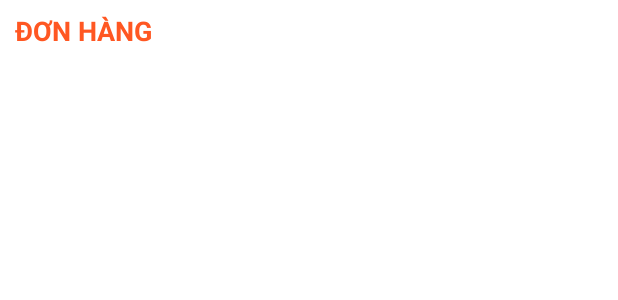
After one commit to DoThanhNhan0701/Appmypham.Clone, an Android app: the layout items_order.xml on its own in the app's theme, with its tools: preview values and no code run, on a phone screen of 412 x 824 dp. The commit adds this screen. Shown: the top 300 px of the screen. Run offline under Robolectric (Android 15) with nearby library versions, the phone set to English and light mode, and no system bars.

Commit message:
Code_update 07/10/2022 - 11:14

```diff
--- a/app/src/main/java/com/example/appbanhang/list_result/CategoryModel.java
+++ b/app/src/main/java/com/example/appbanhang/list_result/CategoryModel.java
@@ -26,7 +26,6 @@ public class CategoryModel {
     }
 
     public List<Category> getResult() {
-//        this.result.add(new Category(1, "test", "note", "https://didongviet.vn/dchannel/wp-content/uploads/2022/01/cute-didongviet.jpg"));
         return result;
     }
 
--- a/app/src/main/java/com/example/appbanhang/model/ItemOrder.java
+++ /dev/null
@@ -1,4 +0,0 @@
-package com.example.appbanhang.model;
-
-public class ItemOrder {
-}
--- a/app/src/main/java/com/example/appbanhang/retrofit/ApiSell.java
+++ b/app/src/main/java/com/example/appbanhang/retrofit/ApiSell.java
@@ -4,6 +4,7 @@ import com.example.appbanhang.list_result.CartModel;
 import com.example.appbanhang.list_result.CategoryModel;
 import com.example.appbanhang.list_result.ProductModel;
 import com.example.appbanhang.list_result.UserModel;
+import com.example.appbanhang.list_result.ViewOrderModel;
 
 import java.util.Date;
 
@@ -72,8 +73,8 @@ public interface ApiSell {
 
     @POST("vieworder.php")
     @FormUrlEncoded
-    Observable<UserModel> getViewOrder(
-            @Field("gmail") int iduser
+    Observable<ViewOrderModel> getViewOrder(
+            @Field("iduser") int iduser
     );
 
 }
--- /dev/null
+++ b/app/src/main/res/layout/items_order.xml
@@ -0,0 +1,26 @@
+<?xml version="1.0" encoding="utf-8"?>
+<LinearLayout
+    xmlns:android="http://schemas.android.com/apk/res/android"
+    android:layout_width="match_parent"
+    android:orientation="vertical"
+
+    android:layout_height="wrap_content">
+    <TextView
+        android:id="@+id/txtNameOrder"
+        android:text="@string/title_cart"
+        android:textColor="#FF5722"
+        android:textSize="18sp"
+        android:paddingTop="8dp"
+        android:paddingBottom="8dp"
+        android:textStyle="bold"
+        android:layout_marginStart="10dp"
+        android:layout_width="match_parent"
+        android:layout_height="wrap_content">
+    </TextView>
+    <androidx.recyclerview.widget.RecyclerView
+        android:id="@+id/recyclerItemOrder"
+        android:layout_width="match_parent"
+        android:layout_height="wrap_content">
+    </androidx.recyclerview.widget.RecyclerView>
+
+</LinearLayout>
--- a/app/src/main/res/values/strings.xml
+++ b/app/src/main/res/values/strings.xml
@@ -32,5 +32,6 @@
     <string name="datedetail">22/09/2022</string>
     <string name="nameproduct">TNhan</string>
     <string name="product">SẢN PHẨM</string>
+    <string name="title_cart">ĐƠN HÀNG</string>
 
 </resources>
```
Also changed, not shown: app/src/main/java/com/example/appbanhang/activity/PayActivity.java (+7 -11 lines), app/src/main/java/com/example/appbanhang/activity/ViewOrderActivity.java (+44 -2 lines), app/src/main/java/com/example/appbanhang/list_result/ViewOrderModel.java (+8 -8 lines), app/src/main/java/com/example/appbanhang/model/ProductOrder.java (added, +40 -0 lines), app/src/main/java/com/example/appbanhang/model/ViewOrder.java (+77 -0 lines), app/src/main/res/layout/activity_view_order.xml (+17 -4 lines), app/src/main/res/layout/items_detail_order.xml (added, +57 -0 lines).
